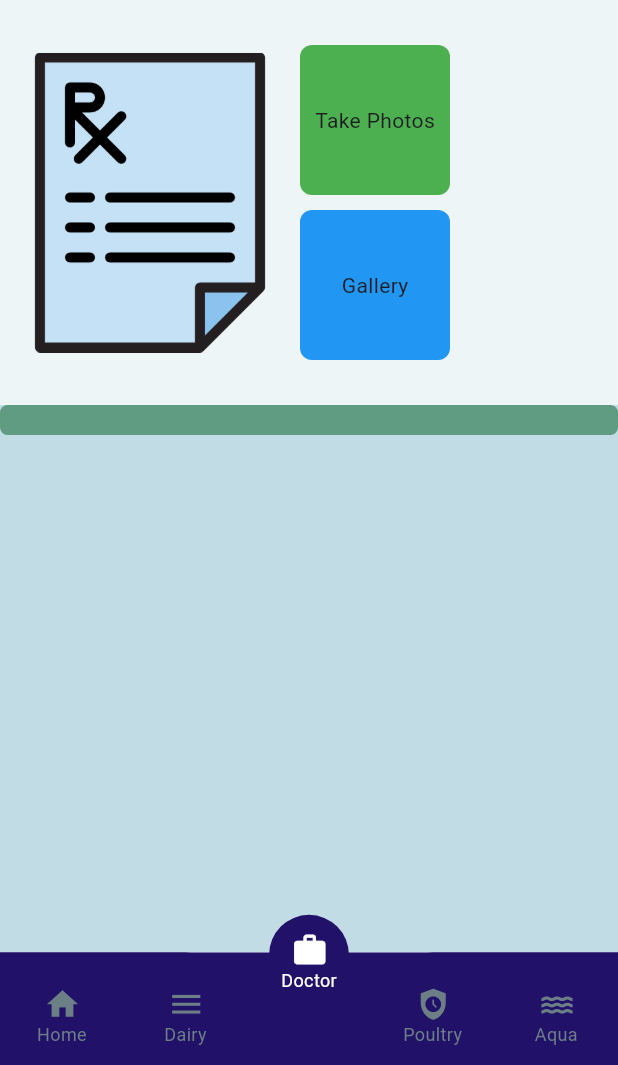
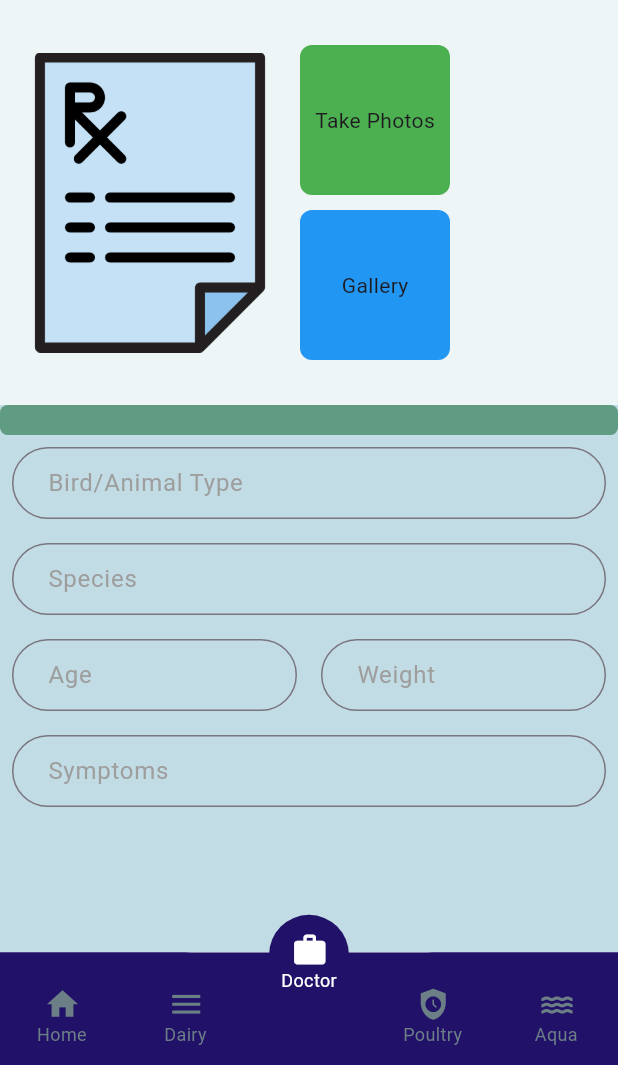
Before and after one commit to Farihazultana/Vet-Health, a Flutter app: the screen it shows after launch, item 3 of the bottom bar chosen, after a tap on "Take Photos", on a phone screen of 412 x 824 dp, the part 171-1236 px from its top. Run offline on Flutter 3.47's test engine with Material 2 defaults, Android fonts, the phone set to English and light mode, and no system bars; drawn by our look-alikes of curved_navigation_bar; our stand-ins replace carousel_slider, image_picker, smooth_page_indicator.

Commit message:
Custom TextinputField has been added

```diff
--- /dev/null
+++ b/vet_health/lib/custom widgets/my_TextInputWithHint.dart
@@ -0,0 +1,82 @@
+import 'package:flutter/material.dart';
+
+class MyTextInputWithHint extends StatefulWidget {
+  final String hint;
+
+  const MyTextInputWithHint({super.key, required this.hint});
+
+  @override
+  _MyTextInputWithHintState createState() => _MyTextInputWithHintState();
+}
+
+class _MyTextInputWithHintState extends State<MyTextInputWithHint> {
+  final TextEditingController _controller = TextEditingController();
+  final FocusNode _focusNode = FocusNode();
+  bool _isFocused = false;
+
+  @override
+  void dispose() {
+    _controller.dispose();
+    _focusNode.dispose();
+    super.dispose();
+  }
+
+  @override
+  Widget build(BuildContext context) {
+    return Column(
+      crossAxisAlignment: CrossAxisAlignment.start,
+      children: [
+        if (_isFocused || _controller.text.isNotEmpty)
+          AnimatedContainer(
+            duration: const Duration(milliseconds: 200),
+            padding: const EdgeInsets.only(left: 8.0, top: 10.0),
+            child: Text(
+              widget.hint,
+              style: TextStyle(
+                color: Colors.grey[600],
+              ),
+            ),
+          ),
+        TextFormField(
+          controller: _controller,
+          focusNode: _focusNode,
+          decoration: InputDecoration(
+            hintText: widget.hint,
+            border: const OutlineInputBorder(
+                borderRadius: BorderRadius.horizontal(
+                    left: Radius.circular(30), right: Radius.circular(30))),
+            contentPadding: const EdgeInsets.fromLTRB(20, 10, 20, 10),
+            hintStyle: const TextStyle(
+              fontSize: 16.0,
+              fontWeight: FontWeight.normal,
+              color: Colors.grey,
+            ),
+          ),
+          textAlign: TextAlign.start,
+          onTap: () {
+            setState(() {
+              _isFocused = true;
+            });
+          },
+          onChanged: (value) {
+            if (value.isEmpty) {
+              setState(() {
+                _isFocused = true;
+              });
+            }
+          },
+          onFieldSubmitted: (value) {
+            setState(() {
+              _isFocused = false;
+            });
+          },
+          onEditingComplete: () {
+            setState(() {
+              _isFocused = false;
+            });
+          },
+        ),
+      ],
+    );
+  }
+}
--- a/vet_health/lib/views/doctorPage.dart
+++ b/vet_health/lib/views/doctorPage.dart
@@ -1,6 +1,6 @@
 import 'package:flutter/material.dart';
 import 'package:image_picker/image_picker.dart';
-
+import 'package:vet_health/custom%20widgets/my_TextInputWithHint.dart';
 
 class DoctorPage extends StatefulWidget {
   const DoctorPage({super.key});
@@ -10,22 +10,23 @@ class DoctorPage extends StatefulWidget {
 }
 
 class _DoctorPageState extends State<DoctorPage> with TickerProviderStateMixin {
+  final ImagePicker _picker = ImagePicker();
+  PickedFile? _pickedImage;
 
-   final ImagePicker _picker = ImagePicker();
-   PickedFile? _pickedImage;
-
-   Future<void> _openCamera() async{
+  Future<void> _openCamera() async {
     final pickedImage = await _picker.pickImage(source: ImageSource.camera);
     setState(() {
       _pickedImage = pickedImage as PickedFile?;
     });
-   }
-    Future<void> _openGallery() async {
+  }
+
+  Future<void> _openGallery() async {
     final pickedImage = await _picker.pickImage(source: ImageSource.gallery);
     setState(() {
       _pickedImage = pickedImage as PickedFile?;
     });
   }
+
   @override
   Widget build(BuildContext context) {
     TabController tabController = TabController(length: 2, vsync: this);
@@ -99,7 +100,8 @@ class _DoctorPageState extends State<DoctorPage> with TickerProviderStateMixin {
                         SizedBox(
                             height: 270,
                             width: 200,
-                            child: Image.asset('assets/images/prescription_icon.png')),
+                            child: Image.asset(
+                                'assets/images/prescription_icon.png')),
                         Column(
                           mainAxisAlignment: MainAxisAlignment.center,
                           children: [
@@ -110,12 +112,16 @@ class _DoctorPageState extends State<DoctorPage> with TickerProviderStateMixin {
                                 child: Container(
                                   height: 100,
                                   width: 100,
-                                  decoration: const BoxDecoration(color: Colors.green),
-                                  child: const Center(child: Text('Take Photos')),
+                                  decoration:
+                                      const BoxDecoration(color: Colors.green),
+                                  child:
+                                      const Center(child: Text('Take Photos')),
                                 ),
                               ),
                             ),
-                            const SizedBox(height: 10,),
+                            const SizedBox(
+                              height: 10,
+                            ),
                             ClipRRect(
                               borderRadius: BorderRadius.circular(8),
                               child: InkWell(
@@ -123,7 +129,8 @@ class _DoctorPageState extends State<DoctorPage> with TickerProviderStateMixin {
                                 child: Container(
                                   height: 100,
                                   width: 100,
-                                  decoration: const BoxDecoration(color: Colors.blue),
+                                  decoration:
+                                      const BoxDecoration(color: Colors.blue),
                                   child: const Center(child: Text('Gallery')),
                                 ),
                               ),
@@ -138,13 +145,48 @@ class _DoctorPageState extends State<DoctorPage> with TickerProviderStateMixin {
                     child: Container(
                       height: 20,
                       width: MediaQuery.of(context).size.width,
-                      decoration: const BoxDecoration(color: Color.fromARGB(232, 86, 150, 119)),
+                      decoration: const BoxDecoration(
+                          color: Color.fromARGB(232, 86, 150, 119)),
                     ),
+                  ),
+
+                  // Text Input fields
+                  const Padding(
+                    padding: EdgeInsets.all(8.0),
+                    child: MyTextInputWithHint(hint: 'Bird/Animal Type'),
+                  ),
+                  Padding(
+                    padding: const EdgeInsets.all(8.0),
+                    child: const MyTextInputWithHint(hint: 'Species'),
+                  ),
+                  Row(
+                    children: [
+                      SizedBox(
+                        width: MediaQuery.of(context).size.width / 2,
+                        child: Padding(
+                          padding: const EdgeInsets.all(8.0),
+                          child: const MyTextInputWithHint(hint: 'Age'),
+                        ),
+                      ),
+                      SizedBox(
+                        width: MediaQuery.of(context).size.width / 2,
+                        child: Padding(
+                          padding: const EdgeInsets.all(8.0),
+                          child: const MyTextInputWithHint(hint: 'Weight'),
+                        ),
+                      ),
+                    ],
+                  ),
+
+                  Padding(
+                    padding: const EdgeInsets.all(8.0),
+                    child: const MyTextInputWithHint(hint: 'Symptoms'),
                   ),
                 ],
               ),
             ),
-            const Center(child: Text('Prescription Detail')), // for Prescription Tab
+            const Center(
+                child: Text('Prescription Detail')), // for Prescription Tab
           ]))
         ],
       ),
```
